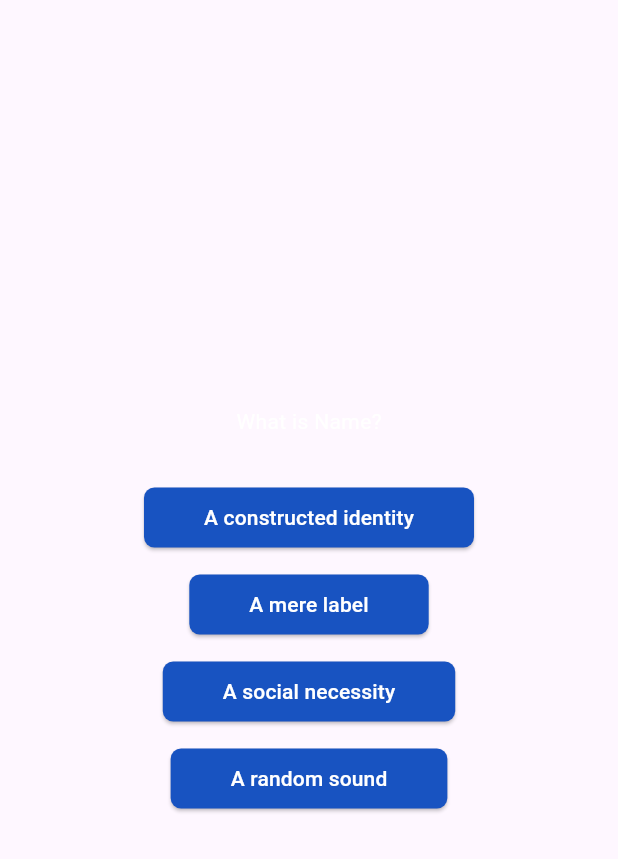
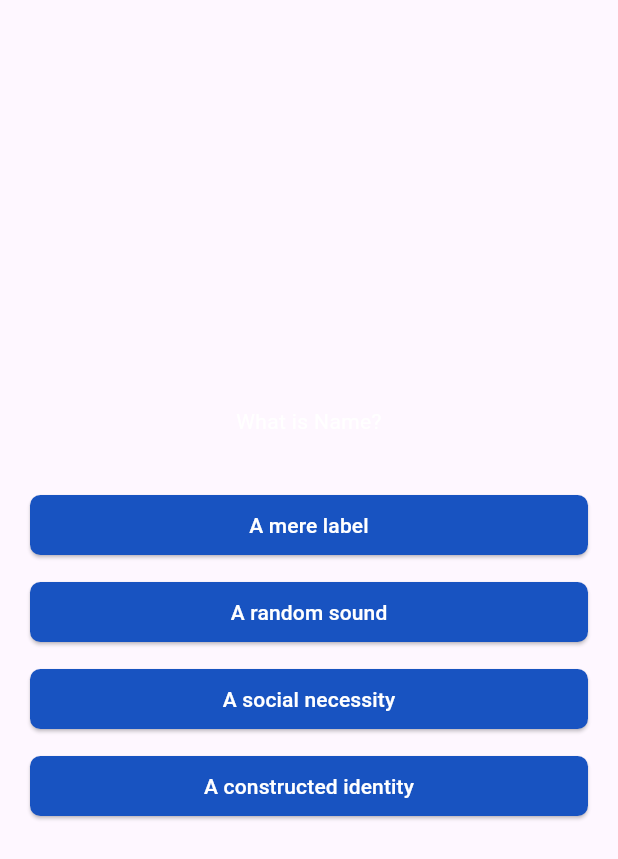
Before and after one commit to arashiaslan/quizapp-flutter, a Flutter app: the QuestionScreen widget shown alone on an empty page, opened directly, on a phone screen of 412 x 824 dp. Shown: the top 859 px of the screen. Run offline on Flutter 3.47's test engine with Material 3 defaults, Android fonts, the phone set to English and light mode, and no system bars; statements that could not run were skipped.

Commit message:
question

```diff
--- a/lib/data/questions.dart
+++ b/lib/data/questions.dart
@@ -1,6 +1,6 @@
 import 'package:quizzapp/models/quiz_question.dart';
 
-const question = [
+const questions = [
   QuizQuestion(
     "What is Name?",
     [
--- a/lib/models/quiz_question.dart
+++ b/lib/models/quiz_question.dart
@@ -3,4 +3,10 @@ class QuizQuestion {
 
   final String text;
   final List<String> answers;
+
+  List<String> getShuffledAnswers(){
+    final shuffledList = List.of(answers);
+    shuffledList.shuffle();
+    return shuffledList;
+  }
 }
--- a/lib/ui/answer_button.dart
+++ b/lib/ui/answer_button.dart
@@ -6,8 +6,10 @@ class AnswerButton extends StatelessWidget {
   final void Function() onTap;
   @override
   Widget build(BuildContext context) {
-    return ElevatedButton(
-      onPressed: () {},
+    return Padding(
+      padding: const EdgeInsets.symmetric(vertical: 5),
+      child: ElevatedButton(
+        onPressed: onTap,
         style: ElevatedButton.styleFrom(
           padding: EdgeInsets.symmetric(vertical: 10, horizontal: 40),
           backgroundColor: const Color.fromRGBO(24, 83, 193, 1),
@@ -17,6 +19,7 @@ class AnswerButton extends StatelessWidget {
           )
         ),
         child: Text(answerText),
+      ),
     );
   }
 }
--- a/lib/ui/question_screen.dart
+++ b/lib/ui/question_screen.dart
@@ -10,41 +10,37 @@ class QuestionScreen extends StatefulWidget {
 }
 
 class _QuestionScreenState extends State<QuestionScreen> {
-  final currentQuestion = question[0];
-
+  var currentQuestionIndex = 0;
+  void answerQuestion() {
+    setState(() {
+      currentQuestionIndex++;
+    });
+  }
   @override
   Widget build(BuildContext context) {
+  final currentQuestion = questions[currentQuestionIndex];
     return SizedBox(
       width: double.infinity,
+      child: Container(
+        margin: EdgeInsets.all(20),
         child: Column(
           mainAxisAlignment: MainAxisAlignment.center,
+          crossAxisAlignment: CrossAxisAlignment.stretch,
           children: [
             Text(
               currentQuestion.text,
               style: const TextStyle(color: Color.fromARGB(255, 255, 255, 255)),
+              textAlign: TextAlign.center,
             ),
             const SizedBox(height: 30),
-          AnswerButton(
-            answerText: currentQuestion.answers[0],
-            onTap: () {}
+            ...currentQuestion.getShuffledAnswers().map((answer){
+              return AnswerButton(
+                answerText: answer,
+                onTap: answerQuestion,
+              );
+            })
+          ],
         ),
-          SizedBox(height: 10),
-          AnswerButton(
-            answerText: currentQuestion.answers[1],
-            onTap: () {}
-          ),
-          SizedBox(height: 10),
-          AnswerButton(
-            answerText: currentQuestion.answers[2],
-            onTap: () {}
-          ),
-          SizedBox(height: 10),
-          AnswerButton(
-            answerText: currentQuestion.answers[3],
-            onTap: () {}
-          ),
-          SizedBox(height: 10),
-        ],
       ),
     );
   }
```
Also changed, not shown: flutter_02.png (added). Lines whose indentation alone changed are shown as unchanged.
